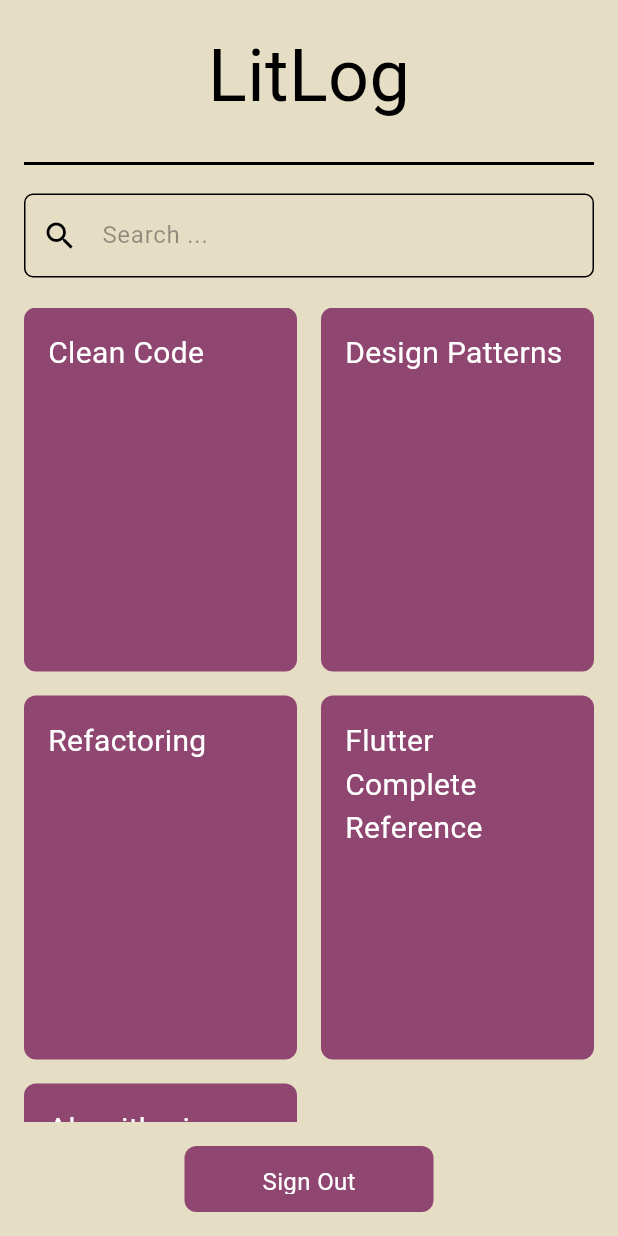
After one commit to satasatalight/library-manager, a Flutter app: the Library screen opened directly, on a phone screen of 412 x 824 dp. The commit adds this screen. Run offline on Flutter 3.47's test engine with Material 3 defaults, Android fonts, the phone set to English and light mode, and no system bars; our stand-ins replace dio, flutter_secure_storage, google_fonts; accounts and stored records are empty; Roboto replaces fonts that are missing (Kurale).

Commit message:
Mobile/library template (#25)
* Return to login button now works

* Added fixed(?) logic for Register component

* Actually fixed register, now works great

* fix flutter analyze issues

* run format

* Set up library Template and also set up search for search-component

* fix linter issues

* run format

---------

Co-authored-by: satalight <satalight.x@gmail.com>

```diff
--- a/mobile/library_manager/lib/components/login_form.dart
+++ b/mobile/library_manager/lib/components/login_form.dart
@@ -1,6 +1,8 @@
 import 'package:flutter/material.dart';
 import 'package:dio/dio.dart';
 import 'package:flutter_secure_storage/flutter_secure_storage.dart';
+
+import '../pages/library.dart';
 
 class LoginForm extends StatefulWidget {
   final Function(String email, String password)
@@ -36,37 +38,6 @@ class _LoginFormState extends State<LoginForm> {
       return;
     }
 
-    void showDebugPopup(String title, String token) {
-      showDialog(
-        context: context,
-        builder: (BuildContext context) {
-          return AlertDialog(
-            title: Text(title),
-            content: Column(
-              mainAxisSize: MainAxisSize.min,
-              crossAxisAlignment: CrossAxisAlignment.start,
-              children: [
-                const Text('Received JWT Token:'),
-                const SizedBox(height: 8),
-                SelectableText(
-                  token,
-                  style: const TextStyle(fontSize: 12, color: Colors.grey),
-                ),
-              ],
-            ),
-            actions: [
-              TextButton(
-                onPressed: () {
-                  Navigator.of(context).pop(); // Dismiss debug popup
-                },
-                child: const Text('OK'),
-              ),
-            ],
-          );
-        },
-      );
-    }
-
     final dio = Dio();
 
     try {
@@ -82,8 +53,16 @@ class _LoginFormState extends State<LoginForm> {
           data['status'] == 'success' &&
           data['token'] is String) {
         await _secureStorage.write(key: 'token', value: data['token']);
-        // Navigator.pushReplacementNamed(context, '/library');
-        showDebugPopup('Login Successful! ', data['token']);
+
+        //Navigator.pushReplacementNamed(context, '/library');
+        //showDebugPopup('Login Successful! ', data['token']);
+
+        if (mounted) {
+          Navigator.pushReplacement(
+            context,
+            MaterialPageRoute(builder: (context) => Library()), // Replace 'Library' with the exact class name inside your library.dart
+          );
+        }
       }
     } on DioException {
       // 2. If login fails (e.g. 401 Invalid credentials / account doesn't exist)
--- /dev/null
+++ b/mobile/library_manager/lib/pages/library.dart
@@ -0,0 +1,184 @@
+//import 'dart:convert';
+import 'package:flutter/material.dart';
+import 'package:google_fonts/google_fonts.dart';
+import 'package:flutter_secure_storage/flutter_secure_storage.dart';
+
+import 'login.dart';
+
+class BookCard extends StatelessWidget {
+  final String title;
+
+  const BookCard({super.key, required this.title});
+
+  @override
+  Widget build(BuildContext context) {
+    return Container(
+      decoration: BoxDecoration(
+        color: const Color(0xFF8F4670),
+        borderRadius: BorderRadius.circular(8),
+      ),
+      padding: const EdgeInsets.all(16),
+      alignment: Alignment.topLeft,
+      child: Text(
+        title,
+        textAlign: TextAlign.left,
+        style: GoogleFonts.kurale(
+          color: Colors.white,
+          fontSize: 20,
+          fontWeight: FontWeight.w400,
+        ),
+      ),
+    );
+  }
+}
+
+class Library extends StatefulWidget {
+  const Library({super.key});
+
+  @override
+  State<Library> createState() => _LibraryState();
+}
+
+class _LibraryState extends State<Library> {
+  final TextEditingController _searchCont = TextEditingController();
+
+  // Example list of books the user owns
+  final List<String> userBooks = [
+    'Clean Code',
+    'Design Patterns',
+    'Refactoring',
+    'Flutter Complete Reference',
+    'Algorithmic Complexity',
+  ];
+
+  void _handleSearch() {
+    // final String query = _searchCont.text.trim();
+    // print('Saved search query: $query');
+  }
+
+  @override
+  void dispose() {
+    _searchCont.dispose();
+    super.dispose();
+  }
+
+  @override
+  Widget build(BuildContext context) {
+    return Scaffold(
+      backgroundColor: Theme.of(context).colorScheme.surface,
+      body: SafeArea(
+        child: Padding(
+          padding: const EdgeInsets.symmetric(horizontal: 16.0),
+          child: Column(
+            crossAxisAlignment: CrossAxisAlignment.start,
+            children: [
+              const SizedBox(height: 16),
+              // App Bar / Header section
+              Center(
+                child: Text(
+                  'LitLog',
+                  style: GoogleFonts.kurale(
+                    color: Colors.black,
+                    fontSize: 48,
+                    fontWeight: FontWeight.w400,
+                  ),
+                ),
+              ),
+              const SizedBox(height: 16),
+              const Divider(thickness: 2, color: Colors.black),
+              const SizedBox(height: 12),
+
+              // Interactive Search Bar with Magnifying Glass Icon
+              TextField(
+                controller: _searchCont,
+                style: GoogleFonts.kurale(color: Colors.black, fontSize: 16),
+                decoration: InputDecoration(
+                  hintText: 'Search ...',
+                  hintStyle: GoogleFonts.kurale(
+                    color: Colors.black38,
+                    fontSize: 16,
+                    fontWeight: FontWeight.w400,
+                  ),
+                  prefixIcon: IconButton(
+                    icon: const Icon(Icons.search, color: Colors.black),
+                    onPressed: _handleSearch, // Triggers when magnifying glass is clicked
+                  ),
+                  enabledBorder: OutlineInputBorder(
+                    borderSide: const BorderSide(width: 1, color: Colors.black),
+                    borderRadius: BorderRadius.circular(6),
+                  ),
+                  focusedBorder: OutlineInputBorder(
+                    borderSide: const BorderSide(width: 2, color: Colors.black),
+                    borderRadius: BorderRadius.circular(6),
+                  ),
+                ),
+                onSubmitted: (_) => _handleSearch(),
+              ),
+              const SizedBox(height: 20),
+
+              // Dynamic Grid of Books
+              Expanded(
+                child: userBooks.isEmpty
+                    ? const Center(child: Text('No books found'))
+                    : GridView.builder(
+                        itemCount: userBooks.length,
+                        gridDelegate:
+                            const SliverGridDelegateWithFixedCrossAxisCount(
+                              crossAxisCount: 2, // 2 books per row
+                              crossAxisSpacing: 16,
+                              mainAxisSpacing: 16,
+                              childAspectRatio: 0.75,
+                            ),
+                        itemBuilder: (context, index) {
+                          return BookCard(title: userBooks[index]);
+                        },
+                      ),
+              ),
+
+              const SizedBox(height: 16),
+
+              // Sign Out Button
+              Center(
+                child: GestureDetector(
+                  onTap: () async {
+                    const secureStorage = FlutterSecureStorage();
+                    await secureStorage.delete(key: 'token');
+
+                    if (!context.mounted) return;
+
+                    Navigator.pushAndRemoveUntil(
+                      context,
+                      MaterialPageRoute(builder: (context) => const Login()),
+                      (route) => false,
+                    );
+                  },
+                  child: Container(
+                    width: 166,
+                    height: 44,
+                    padding: const EdgeInsets.symmetric(vertical: 12),
+                    decoration: ShapeDecoration(
+                      color: const Color(0xFF8F4670),
+                      shape: RoundedRectangleBorder(
+                        borderRadius: BorderRadius.circular(8),
+                      ),
+                    ),
+                    alignment: Alignment.center,
+                    child: Text(
+                      'Sign Out',
+                      style: GoogleFonts.kurale(
+                        color: Colors.white,
+                        fontSize: 16,
+                        fontWeight: FontWeight.w400,
+                      ),
+                    ),
+                  ),
+                ),
+              ),
+              const SizedBox(height: 16),
+            ],
+          ),
+        ),
+      ),
+    );
+  }
+}
```
